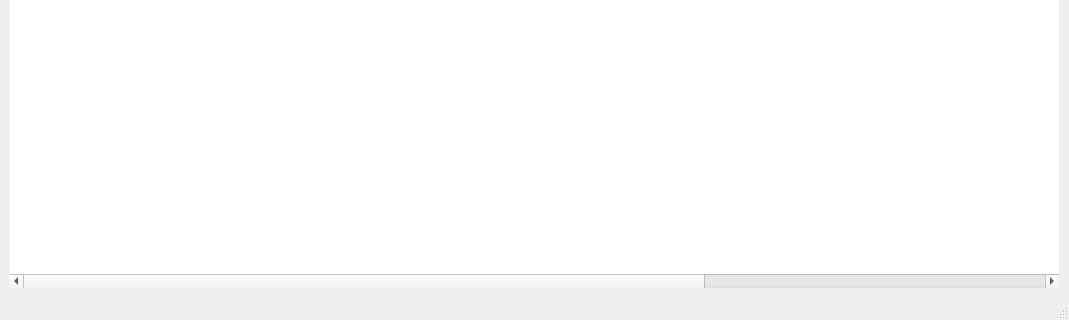
NickvisionApps/Spotlight, file org.nickvision.spotlight.qt/src/views/mainwindow.ui: the form before one commit; both pictures show x 0 to 1069 and y 377 to 697 of the 1069 by 697 pixel window.
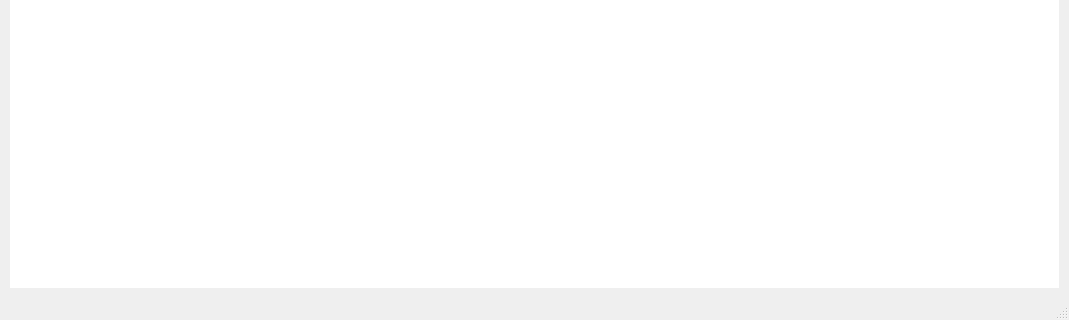
The form after the commit. Icons and pictures are not drawn.

```diff
--- a/org.nickvision.spotlight.qt/src/views/mainwindow.ui
+++ b/org.nickvision.spotlight.qt/src/views/mainwindow.ui
@@ -61,9 +61,6 @@
           <property name="cornerButtonEnabled">
            <bool>false</bool>
           </property>
-          <property name="columnCount">
-           <number>3</number>
-          </property>
           <attribute name="horizontalHeaderVisible">
            <bool>false</bool>
           </attribute>
@@ -76,9 +73,6 @@
           <attribute name="verticalHeaderDefaultSectionSize">
            <number>220</number>
           </attribute>
-          <column/>
-          <column/>
-          <column/>
          </widget>
         </item>
        </layout>
```
